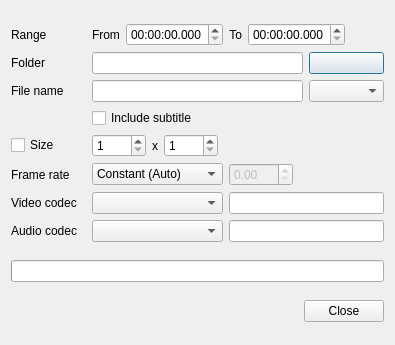
Qt form src/bomi/ui/encoderdialog.ui (bylee20/bomi) before a commit.
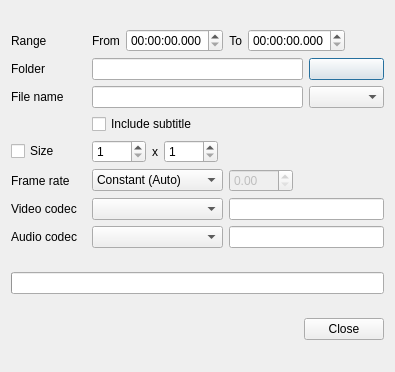
The same form after that commit. Custom widgets are drawn as their Qt base class.

The edit to the form file:
```diff
--- a/src/bomi/ui/encoderdialog.ui
+++ b/src/bomi/ui/encoderdialog.ui
@@ -7,7 +7,7 @@
     <x>0</x>
     <y>0</y>
     <width>395</width>
-    <height>345</height>
+    <height>372</height>
    </rect>
   </property>
   <property name="windowTitle">
```
Left out of the diff: 3 changed lines with no effect on the pictures.
